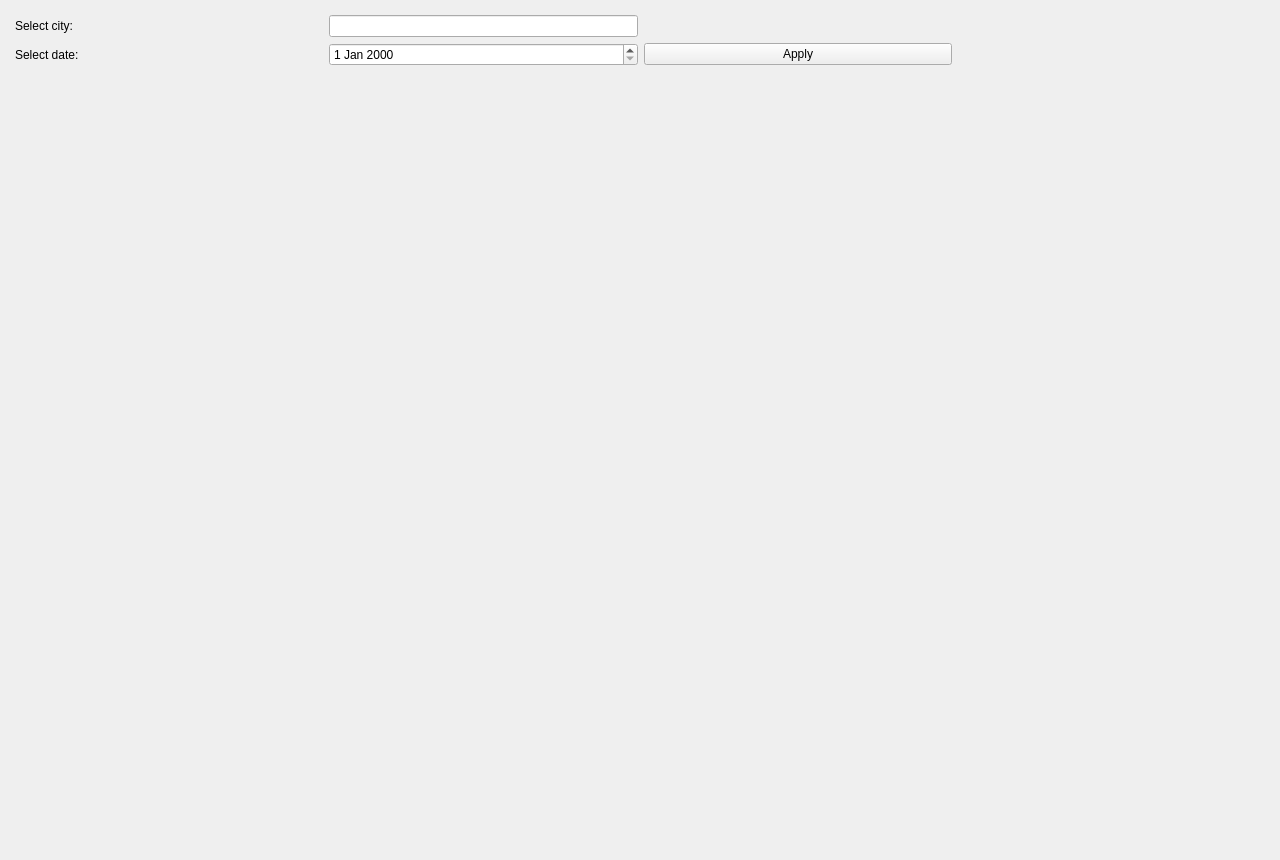
Before: the Qt Designer form window.ui in ChildeCharles/ForecastVisulalization, drawn with Qt 5.
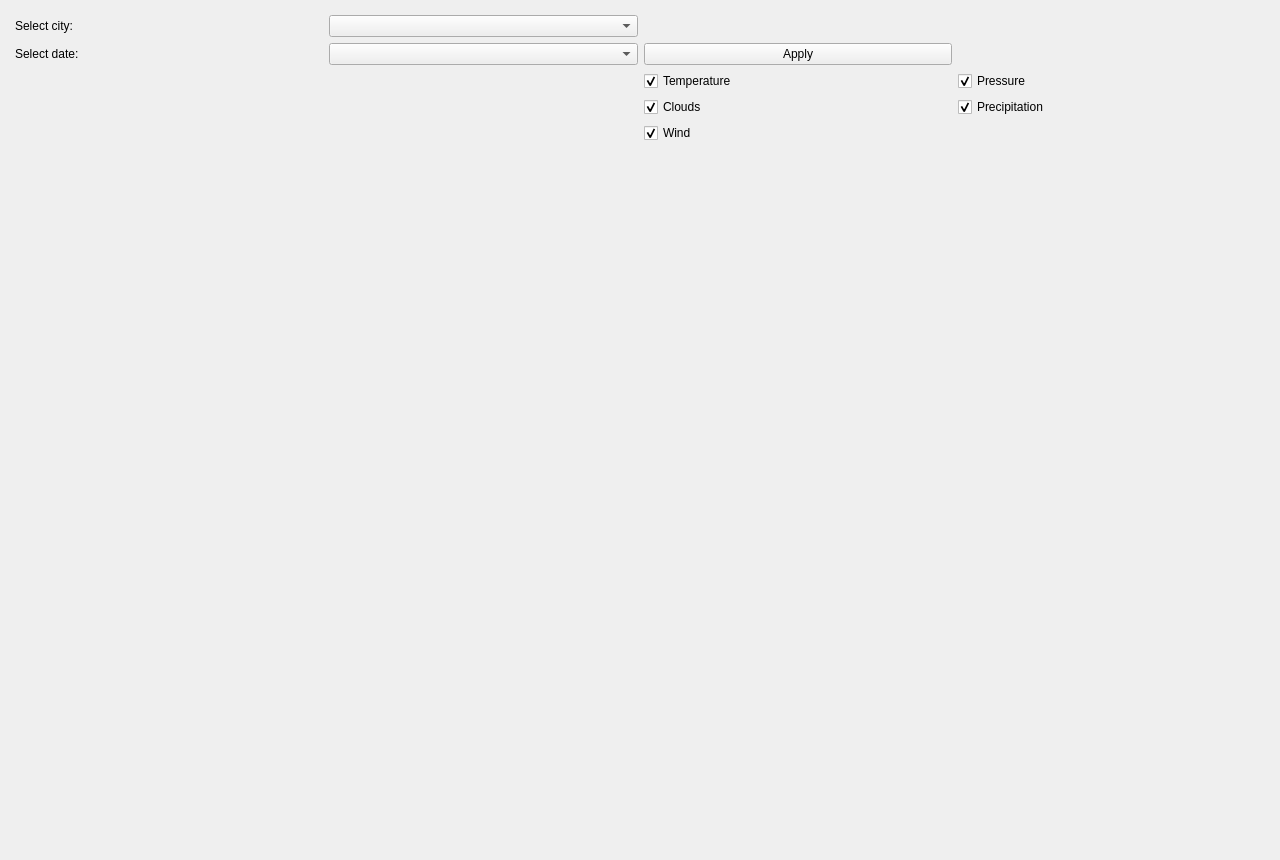
After: the same form once the commit is applied.

Commit message: wind, clouds and percipitation

```diff
--- a/window.ui
+++ b/window.ui
@@ -43,16 +43,6 @@
        </property>
       </widget>
      </item>
-     <item row="0" column="1">
-      <widget class="QLineEdit" name="city_input">
-       <property name="sizePolicy">
-        <sizepolicy hsizetype="Minimum" vsizetype="Fixed">
-         <horstretch>0</horstretch>
-         <verstretch>0</verstretch>
-        </sizepolicy>
-       </property>
-      </widget>
-     </item>
      <item row="1" column="0">
       <widget class="QLabel" name="date_label">
        <property name="text">
@@ -60,9 +50,6 @@
        </property>
       </widget>
      </item>
-     <item row="1" column="1">
-      <widget class="QDateEdit" name="date_input"/>
-     </item>
      <item row="1" column="2">
       <widget class="QPushButton" name="apply_button">
        <property name="text">
@@ -72,14 +59,74 @@
      </item>
      <item row="2" column="2" colspan="2">
       <layout class="QVBoxLayout" name="verticalLayout">
+       <item>
+        <layout class="QGridLayout" name="gridLayout_2">
+         <item row="0" column="0">
+          <widget class="QCheckBox" name="temperature_checkbox">
+           <property name="text">
+            <string>Temperature</string>
+           </property>
+           <property name="checked">
+            <bool>true</bool>
+           </property>
+          </widget>
+         </item>
+         <item row="1" column="0">
+          <widget class="QCheckBox" name="clouds_checkbox">
+           <property name="text">
+            <string>Clouds</string>
+           </property>
+           <property name="checked">
+            <bool>true</bool>
+           </property>
+          </widget>
+         </item>
+         <item row="0" column="1">
+          <widget class="QCheckBox" name="pressure_checkbox">
+           <property name="text">
+            <string>Pressure</string>
+           </property>
+           <property name="checked">
+            <bool>true</bool>
+           </property>
+          </widget>
+         </item>
+         <item row="1" column="1">
+          <widget class="QCheckBox" name="precipitation_checkbox">
+           <property name="text">
+            <string>Precipitation</string>
+           </property>
+           <property name="checked">
+            <bool>true</bool>
+           </property>
+          </widget>
+         </item>
+         <item row="2" column="0">
+          <widget class="QCheckBox" name="wind_checkbox">
+           <property name="text">
+            <string>Wind</string>
+           </property>
+           <property name="checked">
+            <bool>true</bool>
+           </property>
+          </widget>
+         </item>
+        </layout>
+       </item>
        <item>
         <widget class="QWidget" name="widget_3d" native="true">
          <property name="sizePolicy">
-          <sizepolicy hsizetype="Preferred" vsizetype="Preferred">
+          <sizepolicy hsizetype="Preferred" vsizetype="Expanding">
            <horstretch>0</horstretch>
            <verstretch>0</verstretch>
           </sizepolicy>
          </property>
+         <property name="minimumSize">
+          <size>
+           <width>620</width>
+           <height>713</height>
+          </size>
+         </property>
         </widget>
        </item>
       </layout>
@@ -87,6 +134,12 @@
      <item row="2" column="0" colspan="2">
       <widget class="QWidget" name="widget_2d" native="true"/>
      </item>
+     <item row="0" column="1">
+      <widget class="QComboBox" name="city_combo_box"/>
+     </item>
+     <item row="1" column="1">
+      <widget class="QComboBox" name="date_combo_box"/>
+     </item>
     </layout>
    </widget>
   </widget>
```
The commit also changes 23 other files.
